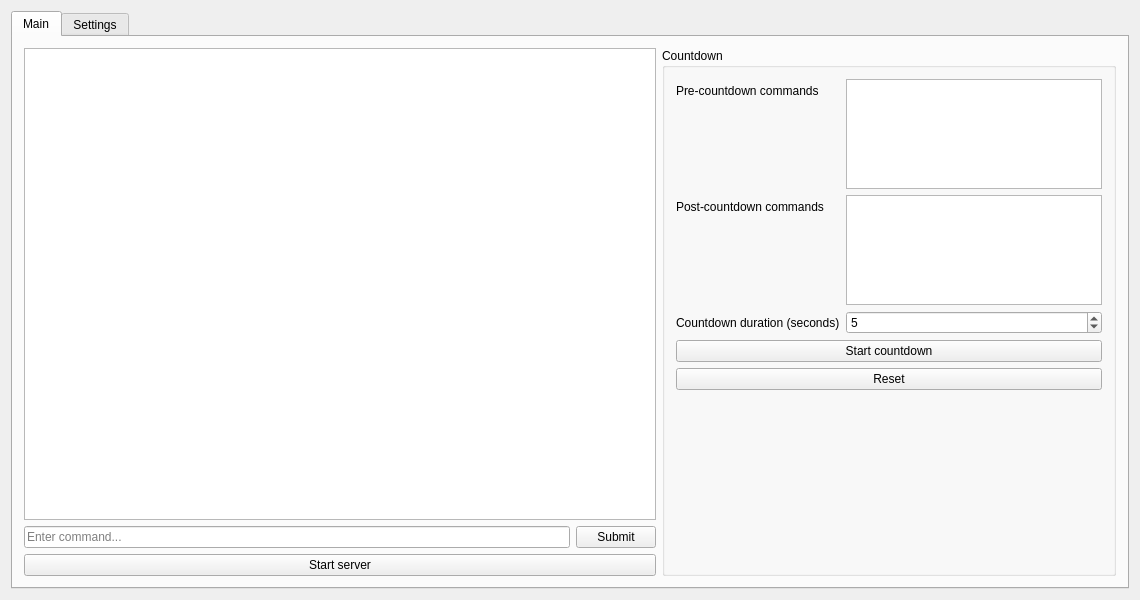
p2sr/GhostServer, file GhostServer/mainwindow.ui: the form before one commit.
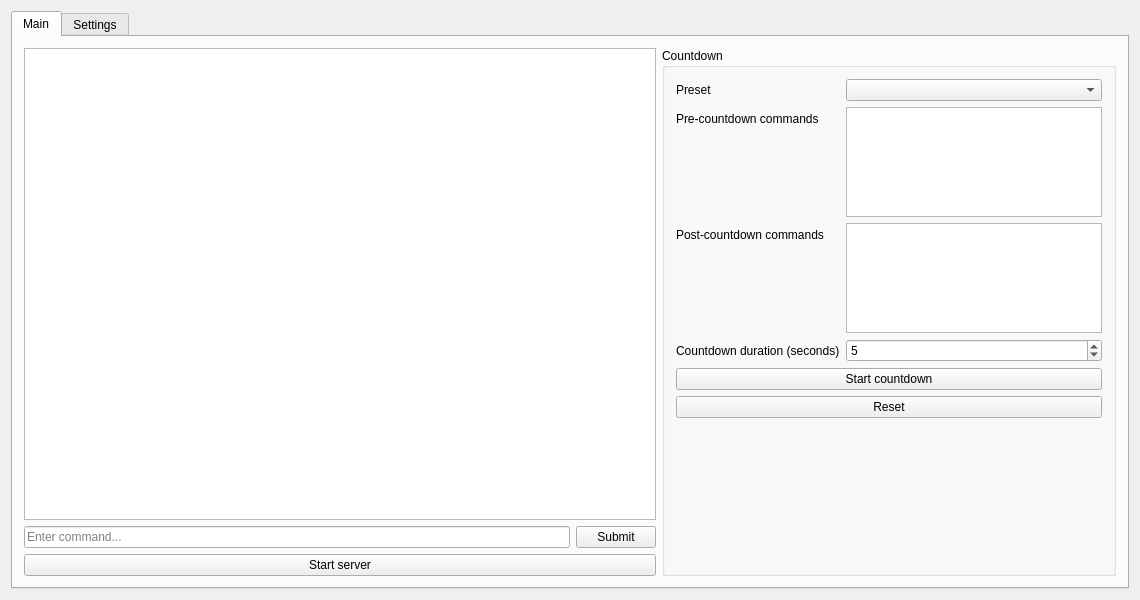
The form after the commit. Icons and pictures are not drawn.

Commit message: feat: countdown command presets

What changed in the file:
```diff
--- a/GhostServer/mainwindow.ui
+++ b/GhostServer/mainwindow.ui
@@ -101,13 +101,27 @@
              <number>9</number>
             </property>
             <item row="0" column="0">
+             <widget class="QLabel" name="label_1">
+              <property name="text">
+               <string>Preset</string>
+              </property>
+             </widget>
+            </item>
+            <item row="0" column="1">
+             <widget class="QComboBox" name="presetDropdown">
+              <property name="editable">
+               <bool>false</bool>
+              </property>
+             </widget>
+            </item>
+            <item row="1" column="0">
              <widget class="QLabel" name="label_4">
               <property name="text">
                <string>Pre-countdown commands</string>
               </property>
              </widget>
             </item>
-            <item row="0" column="1">
+            <item row="1" column="1">
              <widget class="QPlainTextEdit" name="preCommandList">
               <property name="sizePolicy">
                <sizepolicy hsizetype="Preferred" vsizetype="Fixed">
@@ -126,14 +140,14 @@
               </property>
              </widget>
             </item>
-            <item row="1" column="0">
+            <item row="2" column="0">
              <widget class="QLabel" name="label_5">
               <property name="text">
                <string>Post-countdown commands</string>
               </property>
              </widget>
             </item>
-            <item row="1" column="1">
+            <item row="2" column="1">
              <widget class="QPlainTextEdit" name="postCommandList">
               <property name="sizePolicy">
                <sizepolicy hsizetype="Preferred" vsizetype="Fixed">
@@ -152,28 +166,28 @@
               </property>
              </widget>
             </item>
-            <item row="2" column="0">
+            <item row="3" column="0">
              <widget class="QLabel" name="label_6">
               <property name="text">
                <string>Countdown duration (seconds)</string>
               </property>
              </widget>
             </item>
-            <item row="2" column="1">
+            <item row="3" column="1">
              <widget class="QSpinBox" name="duration">
               <property name="value">
               <number>5</number>
               </property>
              </widget>
             </item>
-            <item row="3" column="0" colspan="2">
+            <item row="4" column="0" colspan="2">
              <widget class="QPushButton" name="startCountdown">
               <property name="text">
                <string>Start countdown</string>
               </property>
              </widget>
             </item>
-            <item row="4" column="0" colspan="2">
+            <item row="5" column="0" colspan="2">
              <widget class="QPushButton" name="resetButton">
               <property name="enabled">
                <bool>true</bool>
```
The commit also changes 4 other files.
